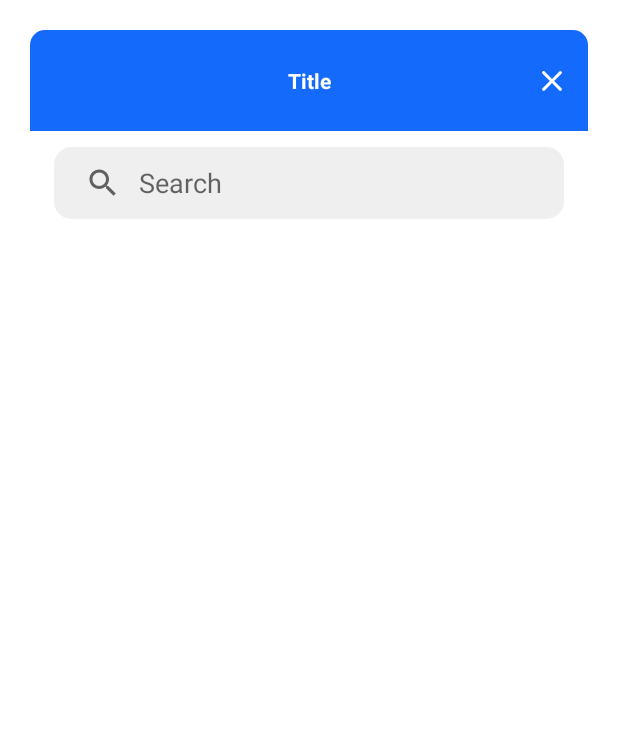
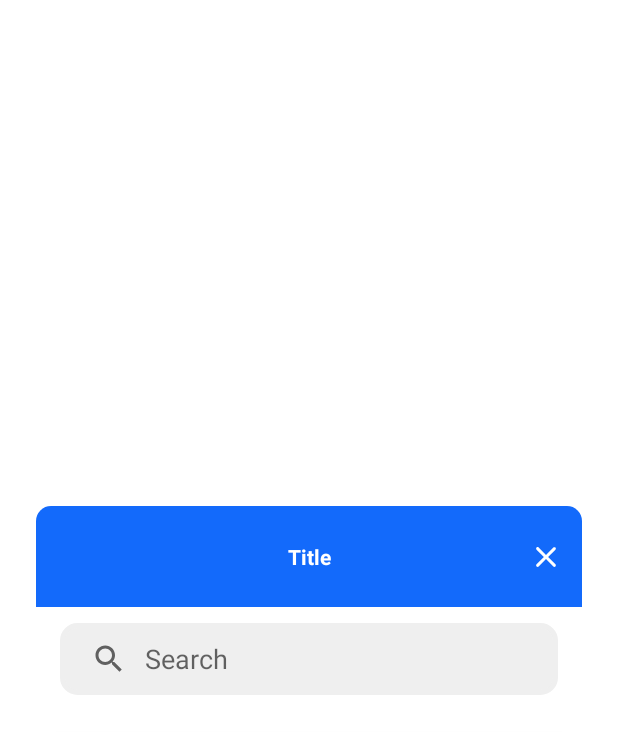
Before and after one commit to arifz-xyz/material-spinner, an Android app: the layout dialog_fragment_search.xml on its own in the app's theme, with its tools: preview values and no code run, on a phone screen of 412 x 824 dp. Shown: the top 734 px of the screen. Run offline under Robolectric (Android 15) with nearby library versions, the phone set to English and light mode, and no system bars.

Commit message:
Solved height issue on search dialog

```diff
--- a/demo/src/main/java/xyz/arifz/demo/DemoActivity.kt
+++ b/demo/src/main/java/xyz/arifz/demo/DemoActivity.kt
@@ -22,11 +22,11 @@ class DemoActivity : AppCompatActivity() {
     }
 
     private fun setupSpinner() {
-        val datas = arrayOf("Male", "Female", "Others")
+        val datas = arrayOf("Male", "Female", "Others","Male", "Female", "Others","Male", "Female", "Others","Male", "Female", "Others","Male", "Female", "Others","Male", "Female", "Others","Male", "Female", "Others","Male", "Female", "Others","Male", "Female", "Others","Male", "Female", "Others","Male", "Female", "Others","Male", "Female", "Others")
         binding.spn.setItems(datas)
         binding.spn.setSearchTitle("Gender")
         binding.spn.hint = "Gender"
-        binding.spn.setReadOnly(true)
+        //binding.spn.setReadOnly(true)
         binding.spn.apply {
             setBoxWidth(1)
             setHintFontFamily(R.font.poppins)
@@ -49,6 +49,8 @@ class DemoActivity : AppCompatActivity() {
                 Log.d(TAG, "onItemClicked: $item")
             }
         })
+
+        binding.spn.getDialogFragment()?.dialog?.window?.setLayout(240, 600)
     }
 
     private fun initListener() {
--- a/materialspinner/src/main/res/layout/dialog_fragment_search.xml
+++ b/materialspinner/src/main/res/layout/dialog_fragment_search.xml
@@ -4,18 +4,18 @@
     xmlns:tools="http://schemas.android.com/tools"
     android:id="@+id/cl_root"
     android:layout_width="match_parent"
-    android:layout_height="wrap_content"
+    android:layout_height="match_parent"
     android:background="@color/color_white"
     android:clickable="true"
     android:focusable="true"
     tools:context=".SearchDialogFragment">
 
     <androidx.cardview.widget.CardView
-        android:layout_width="match_parent"
+        android:layout_width="0dp"
         android:layout_height="wrap_content"
-        android:layout_gravity="center_vertical"
-        android:layout_margin="20dp"
         app:cardCornerRadius="10dp"
+        app:layout_constraintHeight_max="500dp"
+        android:layout_marginHorizontal="24dp"
         app:layout_constraintBottom_toBottomOf="parent"
         app:layout_constraintEnd_toEndOf="parent"
         app:layout_constraintStart_toStartOf="parent"
@@ -63,7 +63,7 @@
                 android:layout_marginTop="20dp"
                 android:layout_marginHorizontal="16dp"
                 android:background="@drawable/bg_search_view"
-                android:backgroundTint="@color/color_ash"
+                android:backgroundTint="#EFEFEF"
                 android:closeIcon="@drawable/ic_close"
                 android:searchHintIcon="@drawable/ic_search"
                 android:searchIcon="@drawable/ic_search"
--- a/settings.gradle
+++ b/settings.gradle
@@ -6,5 +6,5 @@ dependencyResolutionManagement {
     }
 }
 rootProject.name = "MaterialSpinner"
-include ':demo'
+//include ':demo'
 include ':materialspinner'
```
Also changed, not shown: materialspinner/src/main/java/xyz/arifz/materialspinner/MaterialSpinner.kt (+9 -0 lines), materialspinner/src/main/java/xyz/arifz/materialspinner/SearchDialogFragment.kt (+5 -32 lines).
